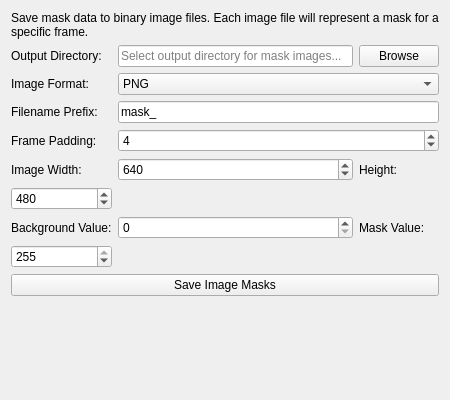
This is src/WhiskerToolbox/IO_Widgets/Masks/Image/ImageMaskSaver_Widget.ui in paulmthompson/WhiskerToolbox as Qt 5 draws it before an edit. The edited form follows.
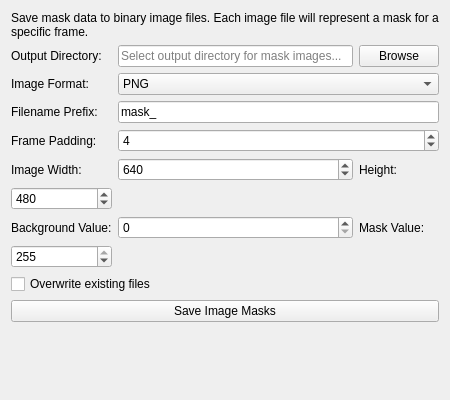
This is the edited form.

Commit message: overwrite option for Image Masks

The edit to the form file:
```diff
--- a/src/WhiskerToolbox/IO_Widgets/Masks/Image/ImageMaskSaver_Widget.ui
+++ b/src/WhiskerToolbox/IO_Widgets/Masks/Image/ImageMaskSaver_Widget.ui
@@ -210,6 +210,19 @@
        </property>
       </widget>
      </item>
+     <item row="8" column="0" colspan="3">
+      <widget class="QCheckBox" name="overwrite_existing_checkbox">
+       <property name="text">
+        <string>Overwrite existing files</string>
+       </property>
+       <property name="toolTip">
+        <string>If checked, existing files will be overwritten. If unchecked, existing files will be skipped.</string>
+       </property>
+       <property name="checked">
+        <bool>false</bool>
+       </property>
+      </widget>
+     </item>
     </layout>
    </item>
    <item>
```
The commit also changes 3 other files.
